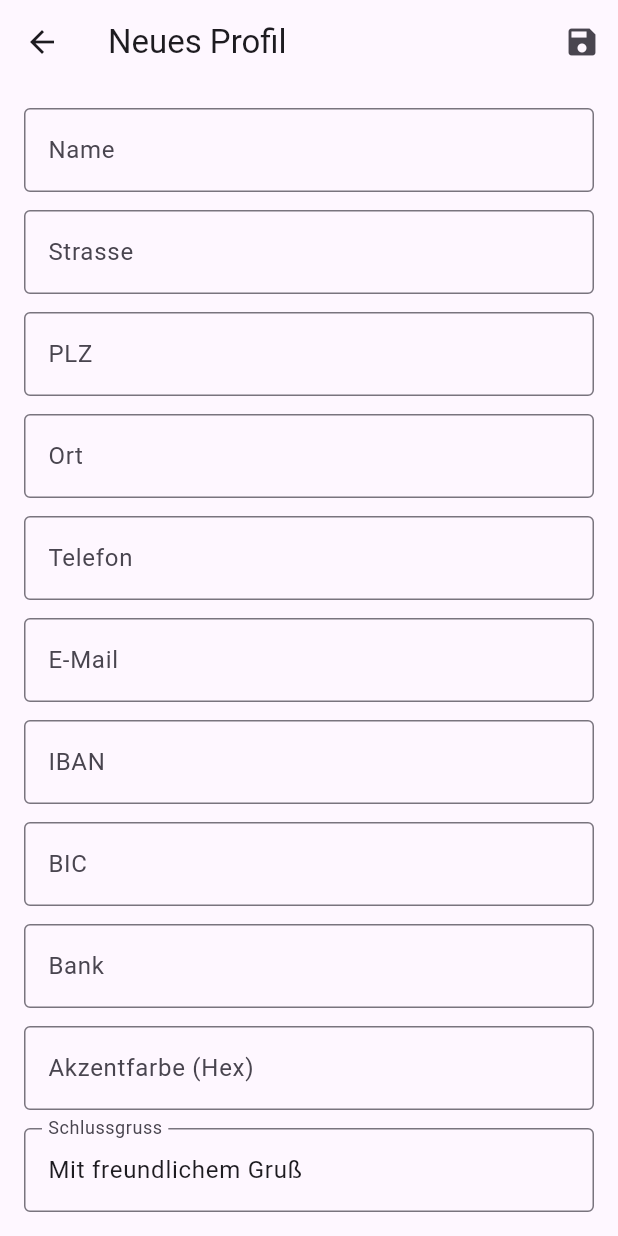
After one commit to jcmx9/mdo-cli, a Flutter app: the ProfileFormScreen screen opened directly, on a phone screen of 412 x 824 dp. The commit adds this screen. Run offline on Flutter 3.47's test engine with Material 3 defaults, Android fonts, the phone set to English and light mode, and no system bars; our stand-ins replace flutter_riverpod, go_router; missing offline and left inert: pdfrx, serious_python.

Commit message:
feat(flutter): add all screens (profiles, letters, editor, PDF preview) with routing

```diff
--- a/flutter/lib/app.dart
+++ b/flutter/lib/app.dart
@@ -1,12 +1,46 @@
 import 'package:flutter/material.dart';
 import 'package:go_router/go_router.dart';
-import 'package:mdo_app/screens/home_screen.dart';
+import 'package:mdo_app/screens/letter_editor_screen.dart';
+import 'package:mdo_app/screens/letter_list_screen.dart';
+import 'package:mdo_app/screens/pdf_preview_screen.dart';
+import 'package:mdo_app/screens/profile_form_screen.dart';
+import 'package:mdo_app/screens/profile_list_screen.dart';
 
 final router = GoRouter(
   routes: [
     GoRoute(
       path: '/',
-      builder: (context, state) => const HomeScreen(),
+      builder: (context, state) => const LetterListScreen(),
+    ),
+    GoRoute(
+      path: '/profiles',
+      builder: (context, state) => const ProfileListScreen(),
+    ),
+    GoRoute(
+      path: '/profile/create',
+      builder: (context, state) => const ProfileFormScreen(),
+    ),
+    GoRoute(
+      path: '/profile/edit/:name',
+      builder: (context, state) => ProfileFormScreen(
+        profileName: state.pathParameters['name'],
+      ),
+    ),
+    GoRoute(
+      path: '/letter/new',
+      builder: (context, state) => const LetterEditorScreen(),
+    ),
+    GoRoute(
+      path: '/letter/edit/:filename',
+      builder: (context, state) => LetterEditorScreen(
+        filename: state.pathParameters['filename'],
+      ),
+    ),
+    GoRoute(
+      path: '/pdf/:path',
+      builder: (context, state) => PdfPreviewScreen(
+        pdfPath: Uri.decodeComponent(state.pathParameters['path'] ?? ''),
+      ),
     ),
   ],
 );
--- a/flutter/lib/main.dart
+++ b/flutter/lib/main.dart
@@ -63,7 +63,7 @@ class _AppLoaderState extends ConsumerState<_AppLoader> {
         await Future.delayed(const Duration(milliseconds: 100));
       }
 
-      ref.read(engineProvider.notifier).state = engine;
+      ref.read(engineProvider.notifier).setEngine(engine);
       setState(() => _loading = false);
     } catch (e) {
       setState(() {
--- a/flutter/lib/providers/engine_provider.dart
+++ b/flutter/lib/providers/engine_provider.dart
@@ -1,6 +1,16 @@
 import 'package:flutter_riverpod/flutter_riverpod.dart';
 import 'package:mdo_app/engine/mdo_engine.dart';
 
+/// Notifier für die MdoEngine-Instanz.
+class EngineNotifier extends Notifier<MdoEngine?> {
+  @override
+  MdoEngine? build() => null;
+
+  void setEngine(MdoEngine engine) {
+    state = engine;
+  }
+}
+
 /// Provider für die MdoEngine-Instanz.
-/// Wird gesetzt, sobald der Python-Server gestartet ist.
-final engineProvider = StateProvider<MdoEngine?>((ref) => null);
+final engineProvider =
+    NotifierProvider<EngineNotifier, MdoEngine?>(EngineNotifier.new);
--- a/flutter/lib/providers/profile_provider.dart
+++ b/flutter/lib/providers/profile_provider.dart
@@ -7,3 +7,11 @@ final profileListProvider = FutureProvider<List<String>>((ref) async {
   if (engine == null) return [];
   return engine.listProfiles();
 });
+
+/// Provider für ein einzelnes Profil (parametrisiert).
+final profileProvider =
+    FutureProvider.family<Map<String, dynamic>, String>((ref, name) async {
+  final engine = ref.watch(engineProvider);
+  if (engine == null) return {};
+  return engine.loadProfile(name);
+});
--- /dev/null
+++ b/flutter/lib/screens/profile_form_screen.dart
@@ -0,0 +1,181 @@
+import 'package:flutter/material.dart';
+import 'package:flutter_riverpod/flutter_riverpod.dart';
+import 'package:go_router/go_router.dart';
+import 'package:mdo_app/providers/engine_provider.dart';
+import 'package:mdo_app/providers/profile_provider.dart';
+
+class ProfileFormScreen extends ConsumerStatefulWidget {
+  final String? profileName;
+
+  const ProfileFormScreen({super.key, this.profileName});
+
+  @override
+  ConsumerState<ProfileFormScreen> createState() => _ProfileFormScreenState();
+}
+
+class _ProfileFormScreenState extends ConsumerState<ProfileFormScreen> {
+  final _formKey = GlobalKey<FormState>();
+  final _controllers = <String, TextEditingController>{};
+  bool _qrCode = false;
+  bool _signature = true;
+  bool _loading = true;
+  bool _saving = false;
+
+  static const _fields = [
+    ('name', 'Name'),
+    ('street', 'Strasse'),
+    ('zip', 'PLZ'),
+    ('city', 'Ort'),
+    ('phone', 'Telefon'),
+    ('email', 'E-Mail'),
+    ('iban', 'IBAN'),
+    ('bic', 'BIC'),
+    ('bank', 'Bank'),
+    ('accent', 'Akzentfarbe (Hex)'),
+    ('closing', 'Schlussgruss'),
+  ];
+
+  @override
+  void initState() {
+    super.initState();
+    for (final (key, _) in _fields) {
+      _controllers[key] = TextEditingController();
+    }
+    _controllers['closing']!.text = 'Mit freundlichem Gruß';
+    _loadProfile();
+  }
+
+  Future<void> _loadProfile() async {
+    if (widget.profileName == null) {
+      setState(() => _loading = false);
+      return;
+    }
+    final engine = ref.read(engineProvider);
+    if (engine == null) return;
+    try {
+      final data = await engine.loadProfile(widget.profileName!);
+      for (final (key, _) in _fields) {
+        final value = data[key];
+        if (value != null) _controllers[key]!.text = value.toString();
+      }
+      setState(() {
+        _qrCode = data['qr_code'] == true;
+        _signature = data['signature'] != false;
+        _loading = false;
+      });
+    } catch (e) {
+      setState(() => _loading = false);
+    }
+  }
+
+  Future<void> _save() async {
+    if (!_formKey.currentState!.validate()) return;
+    setState(() => _saving = true);
+
+    final engine = ref.read(engineProvider);
+    if (engine == null) return;
+
+    final data = <String, dynamic>{};
+    for (final (key, _) in _fields) {
+      final text = _controllers[key]!.text;
+      if (key == 'accent' && text.isEmpty) {
+        data[key] = null;
+      } else {
+        data[key] = text;
+      }
+    }
+    data['qr_code'] = _qrCode;
+    data['signature'] = _signature;
+    data['open'] = true;
+    data['reveal'] = true;
+
+    try {
+      final name = widget.profileName ?? 'default';
+      await engine.call('save_profile', {'name': name, 'data': data});
+      ref.invalidate(profileListProvider);
+      if (mounted) context.pop();
+    } catch (e) {
+      if (mounted) {
+        ScaffoldMessenger.of(context).showSnackBar(
+          SnackBar(content: Text('Fehler: $e')),
+        );
+      }
+    } finally {
+      setState(() => _saving = false);
+    }
+  }
+
+  @override
+  void dispose() {
+    for (final c in _controllers.values) {
+      c.dispose();
+    }
+    super.dispose();
+  }
+
+  @override
+  Widget build(BuildContext context) {
+    final isEdit = widget.profileName != null;
+
+    if (_loading) {
+      return Scaffold(
+        appBar: AppBar(
+            title: Text(isEdit ? 'Profil bearbeiten' : 'Neues Profil')),
+        body: const Center(child: CircularProgressIndicator()),
+      );
+    }
+
+    return Scaffold(
+      appBar: AppBar(
+        title: Text(isEdit ? 'Profil bearbeiten' : 'Neues Profil'),
+        actions: [
+          if (_saving)
+            const Padding(
+              padding: EdgeInsets.all(16),
+              child: SizedBox(
+                  width: 20,
+                  height: 20,
+                  child: CircularProgressIndicator(strokeWidth: 2)),
+            )
+          else
+            IconButton(onPressed: _save, icon: const Icon(Icons.save)),
+        ],
+      ),
+      body: Form(
+        key: _formKey,
+        child: ListView(
+          padding: const EdgeInsets.all(16),
+          children: [
+            for (final (key, label) in _fields)
+              Padding(
+                padding: const EdgeInsets.only(bottom: 12),
+                child: TextFormField(
+                  controller: _controllers[key],
+                  decoration: InputDecoration(
+                    labelText: label,
+                    border: const OutlineInputBorder(),
+                  ),
+                  validator: (key == 'name' ||
+                          key == 'street' ||
+                          key == 'zip' ||
+                          key == 'city')
+                      ? (v) => (v == null || v.isEmpty) ? 'Pflichtfeld' : null
+                      : null,
+                ),
+              ),
+            SwitchListTile(
+              title: const Text('vCard QR-Code'),
+              value: _qrCode,
+              onChanged: (v) => setState(() => _qrCode = v),
+            ),
+            SwitchListTile(
+              title: const Text('Unterschrift'),
+              value: _signature,
+              onChanged: (v) => setState(() => _signature = v),
+            ),
+          ],
+        ),
+      ),
+    );
+  }
+}
```
Also changed, not shown: flutter/lib/providers/letter_provider.dart (added, +9 -0 lines), flutter/lib/screens/home_screen.dart (deleted, +0 -47 lines), flutter/lib/screens/letter_editor_screen.dart (added, +240 -0 lines), flutter/lib/screens/letter_list_screen.dart (added, +79 -0 lines), flutter/lib/screens/pdf_preview_screen.dart (added, +18 -0 lines), flutter/lib/screens/profile_list_screen.dart (added, +65 -0 lines).
